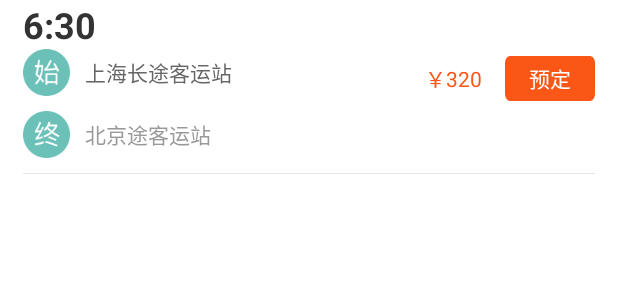
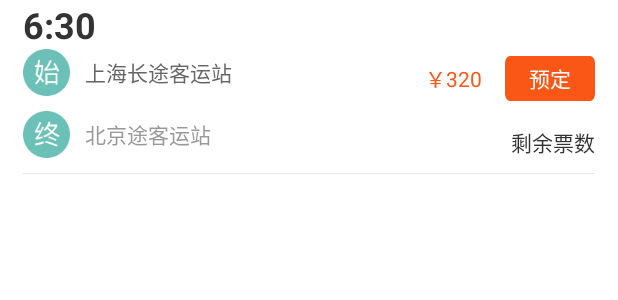
Before and after one commit to liuguofeng719/BuyTickets, an Android app: the layout frequency_list_item.xml on its own in the app's theme, with its tools: preview values and no code run, on a phone screen of 412 x 824 dp. Shown: the top 300 px of the screen. Run offline under Robolectric (Android 15) with nearby library versions, the phone set to English and light mode, and no system bars.

Commit message:
新增剩余车票字段

```diff
--- a/app/src/main/java/com/ticket/ui/activity/FrequencyListActivity.java
+++ b/app/src/main/java/com/ticket/ui/activity/FrequencyListActivity.java
@@ -142,6 +142,7 @@ public class FrequencyListActivity extends BaseActivity {
                     TextView tv_endStation;
                     TextView tv_salePrice;
                     LinearLayout ly_fre_item;
+                    TextView tv_tickets_amount;
 
                     @Override
                     public View createView(LayoutInflater layoutInflater) {
@@ -151,6 +152,7 @@ public class FrequencyListActivity extends BaseActivity {
                         tv_endStation = ButterKnife.findById(view, R.id.tv_endStation);
                         tv_salePrice = ButterKnife.findById(view, R.id.tv_salePrice);
                         ly_fre_item = ButterKnife.findById(view, R.id.ly_fre_item);
+                        tv_tickets_amount = ButterKnife.findById(view, R.id.tv_tickets_amount);
                         return view;
                     }
 
@@ -160,6 +162,7 @@ public class FrequencyListActivity extends BaseActivity {
                         tv_startStation.setText(itemData.getStartStationName());
                         tv_endStation.setText(itemData.getStopStationName());
                         tv_salePrice.setText(itemData.getTicketPrice());
+                        tv_tickets_amount.setText("剩票(" + itemData.getRemainingTicketsAmount() + ")张");
                         ly_fre_item.setTag(itemData);
                         ly_fre_item.setOnClickListener(new View.OnClickListener() {
                             @Override
@@ -200,7 +203,7 @@ public class FrequencyListActivity extends BaseActivity {
                     listViewDataAdapter.getDataList().clear();
                     listViewDataAdapter.getDataList().addAll(frquecyList);
                     listViewDataAdapter.notifyDataSetChanged();
-                }else {
+                } else {
                     if (response.body() != null) {
                         FrequencyListResp<List<FrequencyVo>> body = response.body();
                         CommonUtils.make(FrequencyListActivity.this, body.getErrorMessage().equals("") ? response.message() : body.getErrorMessage());
--- a/app/src/main/java/com/ticket/ui/activity/OrderDetailsActivity.java
+++ b/app/src/main/java/com/ticket/ui/activity/OrderDetailsActivity.java
@@ -14,7 +14,6 @@ import com.ticket.bean.BaseInfoVo;
 import com.ticket.bean.OrderDeatilResp;
 import com.ticket.bean.OrderDetailVo;
 import com.ticket.bean.PassengerDetailVo;
-import com.ticket.common.Constants;
 import com.ticket.ui.adpater.base.ListViewDataAdapter;
 import com.ticket.ui.adpater.base.ViewHolderBase;
 import com.ticket.ui.adpater.base.ViewHolderCreator;
@@ -76,7 +75,6 @@ public class OrderDetailsActivity extends BaseActivity {
     }
 
     private Bundle extras;
-    private String orderStatusCode;
 
     @Override
     protected void getBundleExtras(Bundle extras) {
@@ -120,7 +118,7 @@ public class OrderDetailsActivity extends BaseActivity {
                         TLog.d(TAG_LOG, itemData.toString());
                         tv_pass_name.setText(itemData.getPassengerName());
                         tv_id_card.setText(itemData.getIdCard());
-                        if (orderStatusCode.equals(Constants.ordertatus.SUCCESS.getCode())) {
+                        if (itemData.isCanbeRefund()) {
                             tv_delete.setVisibility(View.VISIBLE);
                             tv_delete.setTag(itemData.getOrderDetailID());
                             tv_delete.setText(getString(R.string.refund_ticket));
@@ -173,7 +171,6 @@ public class OrderDetailsActivity extends BaseActivity {
                 CommonUtils.dismiss(dialogDataInit);
                 if (response.isSuccess() && response.body() != null && response.body().isSuccessfully()) {
                     OrderDetailVo orderDetails = response.body().getOrderDetailMessage();
-                    orderStatusCode = orderDetails.getOrderStatusCode();
                     tv_order_code.setText(orderDetails.getOrderNumber());
                     tv_pay_time.setText(orderDetails.getPayDateTime());
                     tv_pay_mode.setText(orderDetails.getPayFuncation());
--- a/app/src/main/res/layout/frequency_list_item.xml
+++ b/app/src/main/res/layout/frequency_list_item.xml
@@ -85,6 +85,16 @@
                     android:clickable="false"
                     android:textColor="@color/white" />
             </LinearLayout>
+            <TextView
+                android:id="@+id/tv_tickets_amount"
+                android:layout_width="wrap_content"
+                android:layout_height="wrap_content"
+                android:textColor="@color/text_color"
+                android:textSize="14sp"
+                android:text="剩余票数"
+                android:layout_alignParentBottom="true"
+                android:layout_alignParentRight="true"
+            />
         </RelativeLayout>
     </LinearLayout>
 
```
